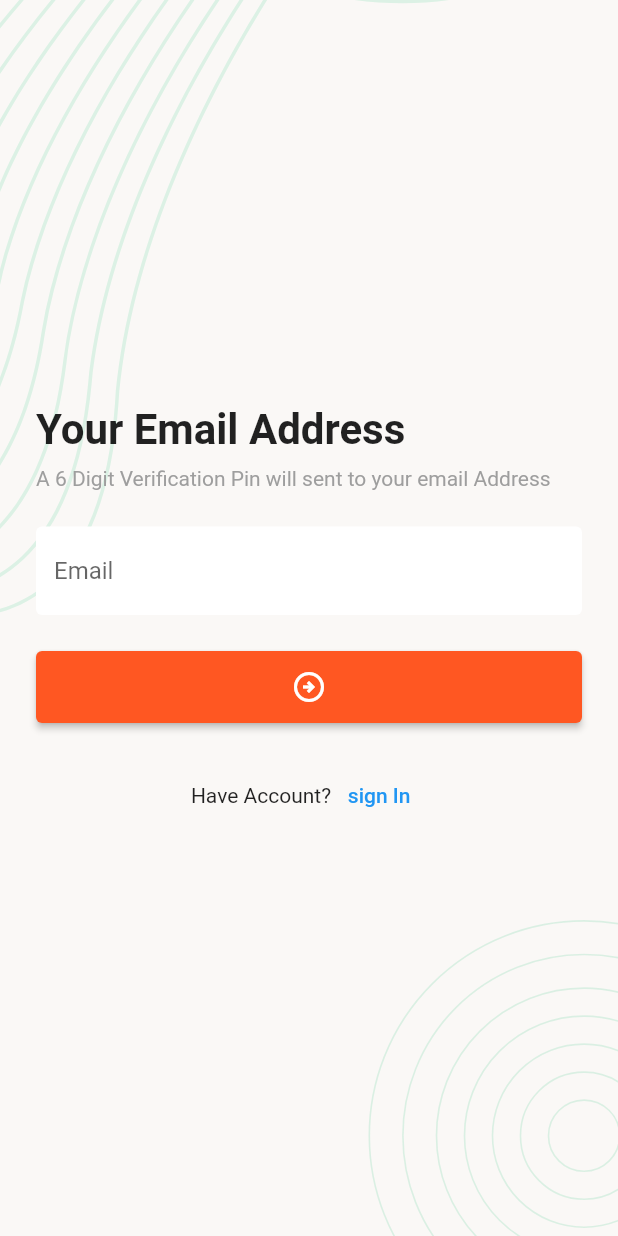
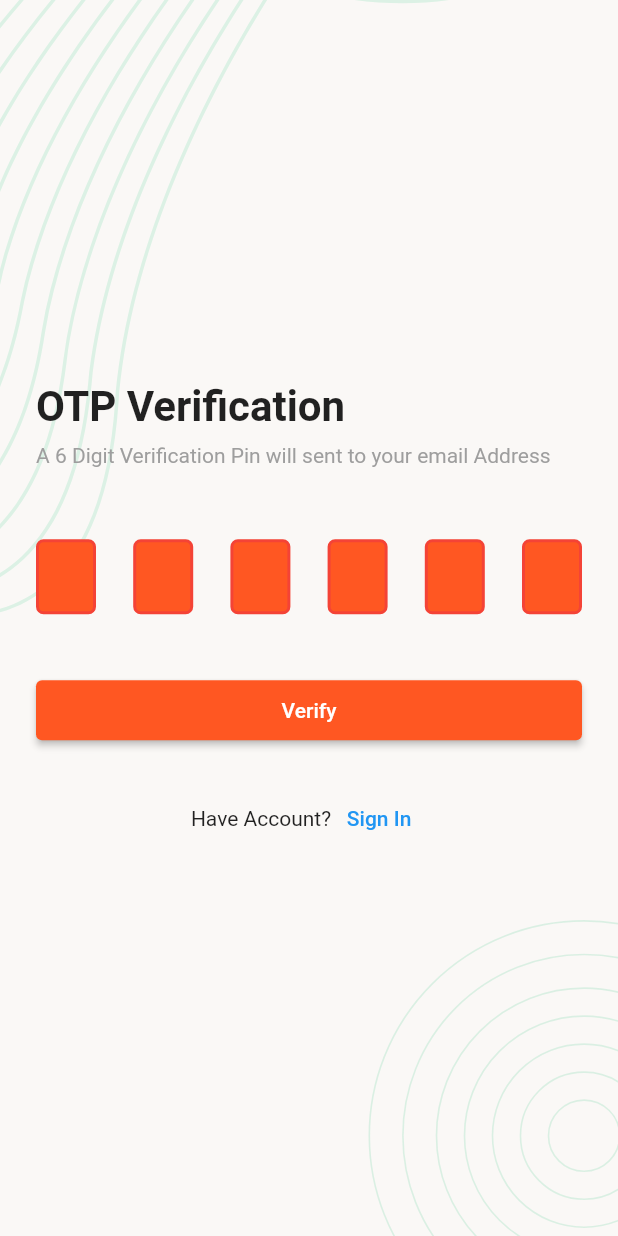
Before and after one commit to mmhedihasan/myfirstflutter, a Flutter app: the EmailVerification screen opened directly, after a tap on the "arrow circle right" icon, on a phone screen of 412 x 824 dp. Run offline on Flutter 3.47's test engine with Material 2 defaults, Android fonts, the phone set to English and light mode, and no system bars; drawn by our look-alikes of pin_code_fields; our stand-ins replace flutter_svg.

Commit message:
Otp & Reset Password Screen design Complete

```diff
--- a/lib/ui/screens/email_verification_screen.dart
+++ b/lib/ui/screens/email_verification_screen.dart
@@ -1,4 +1,5 @@
 import 'package:flutter/material.dart';
+import 'package:mynewapp/ui/screens/otp_verification_screen.dart';
 import 'package:mynewapp/ui/widget/app_button_widget.dart';
 import 'package:mynewapp/ui/widget/app_text_field_widget.dart';
 import 'package:mynewapp/ui/widget/screen_background_widget.dart';
@@ -29,16 +30,33 @@ class _EmailVerificationState extends State<EmailVerification> {
                 'Your Email Address',
                 style: screenTitleTextStyle,
               ),
-                  SizedBox(height: 8,),
-                  Text("A 6 Digit Verification Pin will sent to your email Address", style: TextStyle(
-                    color: Colors.grey
-                  ),),
-                  SizedBox(height: 24,),
-                  AppTextFieldWidget(hintText: "Email", controller: TextEditingController()),
-                  SizedBox(height: 24,),
-                  AppButtonWidget(child: Icon(Icons.arrow_circle_right_outlined), onTap: (){}),
-                  SizedBox(height: 24,),
-                  SignupTextWidget(text: Text("Have Account?"), child: Text("sign In"), onTap: (){
+              const SizedBox(
+                height: 8,
+              ),
+               Text(
+                "A 6 Digit Verification Pin will sent to your email Address",
+                style: screenSubTitleTextStyle,
+              ),
+              const SizedBox(
+                height: 24,
+              ),
+              AppTextFieldWidget(
+                  hintText: "Email", controller: TextEditingController()),
+              const SizedBox(
+                height: 24,
+              ),
+              AppButtonWidget(
+                  child: const Icon(Icons.arrow_circle_right_outlined),
+                  onTap: () {
+                    Navigator.push(context, MaterialPageRoute(builder: (context)=>OtpVerificationScreen()));
+                  }),
+              const SizedBox(
+                height: 24,
+              ),
+              SignupTextWidget(
+                  text: const Text("Have Account?"),
+                  child: const Text("sign In"),
+                  onTap: () {
                     Navigator.pop(context);
                   }),
             ],
--- a/lib/ui/screens/login.dart
+++ b/lib/ui/screens/login.dart
@@ -20,7 +20,7 @@ class _LoginScreenState extends State<LoginScreen> {
     return Scaffold(
       body: ScreenBackground(
           widget: Padding(
-        padding: const EdgeInsets.all(10),
+        padding: const EdgeInsets.all(24),
         child: Column(
           crossAxisAlignment: CrossAxisAlignment.start,
           mainAxisAlignment: MainAxisAlignment.center,
--- /dev/null
+++ b/lib/ui/screens/otp_verification_screen.dart
@@ -0,0 +1,102 @@
+import 'package:flutter/material.dart';
+import 'package:mynewapp/ui/screens/login.dart';
+import 'package:mynewapp/ui/screens/reset_password_screen.dart';
+import 'package:pin_code_fields/pin_code_fields.dart';
+
+import '../utils/textstyle.dart';
+import '../widget/app_button_widget.dart';
+import '../widget/screen_background_widget.dart';
+import '../widget/signup_text_widget.dart';
+
+class OtpVerificationScreen extends StatefulWidget {
+  const OtpVerificationScreen({Key? key}) : super(key: key);
+
+  @override
+  State<OtpVerificationScreen> createState() => _OtpVerificationScreenState();
+}
+
+class _OtpVerificationScreenState extends State<OtpVerificationScreen> {
+  @override
+  Widget build(BuildContext context) {
+    return Scaffold(
+      body: ScreenBackground(
+          widget: SafeArea(
+        child: Padding(
+          padding: const EdgeInsets.all(24.0),
+          child: Column(
+            mainAxisAlignment: MainAxisAlignment.center,
+            crossAxisAlignment: CrossAxisAlignment.start,
+            children: [
+              Text(
+                'OTP Verification',
+                style: screenTitleTextStyle,
+              ),
+              const SizedBox(
+                height: 8,
+              ),
+              Text(
+                "A 6 Digit Verification Pin will sent to your email Address",
+                style: screenSubTitleTextStyle,
+              ),
+              const SizedBox(
+                height: 24,
+              ),
+              const SizedBox(
+                height: 24,
+              ),
+              PinCodeTextField(
+                length: 6,
+                obscureText: false,
+                animationType: AnimationType.fade,
+                pinTheme: PinTheme(
+                  shape: PinCodeFieldShape.box,
+                  borderRadius: BorderRadius.circular(5),
+                  fieldHeight: 50,
+                  fieldWidth: 40,
+                  activeFillColor: Colors.white,
+                  inactiveFillColor: Colors.deepOrange,
+                  selectedFillColor: Colors.white,
+                  selectedColor: Colors.deepOrange,
+                  activeColor: Colors.deepOrange,
+                ),
+                animationDuration: Duration(milliseconds: 300),
+                backgroundColor: Colors.transparent,
+                enableActiveFill: true,
+                onCompleted: (v) {
+                  print("Completed");
+                },
+                onChanged: (value) {
+                  print(value);
+                  setState(() {
+
+                  });
+                },
+                beforeTextPaste: (text) {
+                  print("Allowing to paste $text");
+                  //if you return true then it will show the paste confirmation dialog. Otherwise if false, then nothing will happen.
+                  //but you can show anything you want here, like your pop up saying wrong paste format or etc
+                  return true;
+                }, appContext: context,
+              ),
+              const SizedBox(
+                height: 24,
+              ),
+              AppButtonWidget(child: const Text("Verify"), onTap: () {
+                Navigator.push(context, MaterialPageRoute(builder: (context)=>ResetPasswordScreen()));
+              }),
+              const SizedBox(
+                height: 24,
+              ),
+              SignupTextWidget(
+                  text: const Text("Have Account?"),
+                  child: const Text("Sign In"),
+                  onTap: () {
+                    Navigator.pushAndRemoveUntil(context, MaterialPageRoute(builder: (context)=> const LoginScreen()), (route) => false);
+                  }),
+            ],
+          ),
+        ),
+      )),
+    );
+  }
+}
--- a/lib/ui/utils/textstyle.dart
+++ b/lib/ui/utils/textstyle.dart
@@ -5,3 +5,7 @@ TextStyle screenTitleTextStyle= const TextStyle(
       fontWeight: FontWeight.w700,
       color: Colors.black87
 );
+TextStyle screenSubTitleTextStyle = const TextStyle(
+    color: Colors.grey,
+    fontWeight: FontWeight.w400,
+);
--- a/pubspec.yaml
+++ b/pubspec.yaml
@@ -36,6 +36,7 @@ dependencies:
   # Use with the CupertinoIcons class for iOS style icons.
   cupertino_icons: ^1.0.2
   flutter_svg: ^2.0.4
+  pin_code_fields: ^7.4.0
 
 dev_dependencies:
   flutter_test:
```
Also changed, not shown: lib/ui/screens/reset_password_screen.dart (added, +87 -0 lines), pubspec.lock. Lines whose indentation alone changed are shown as unchanged.
